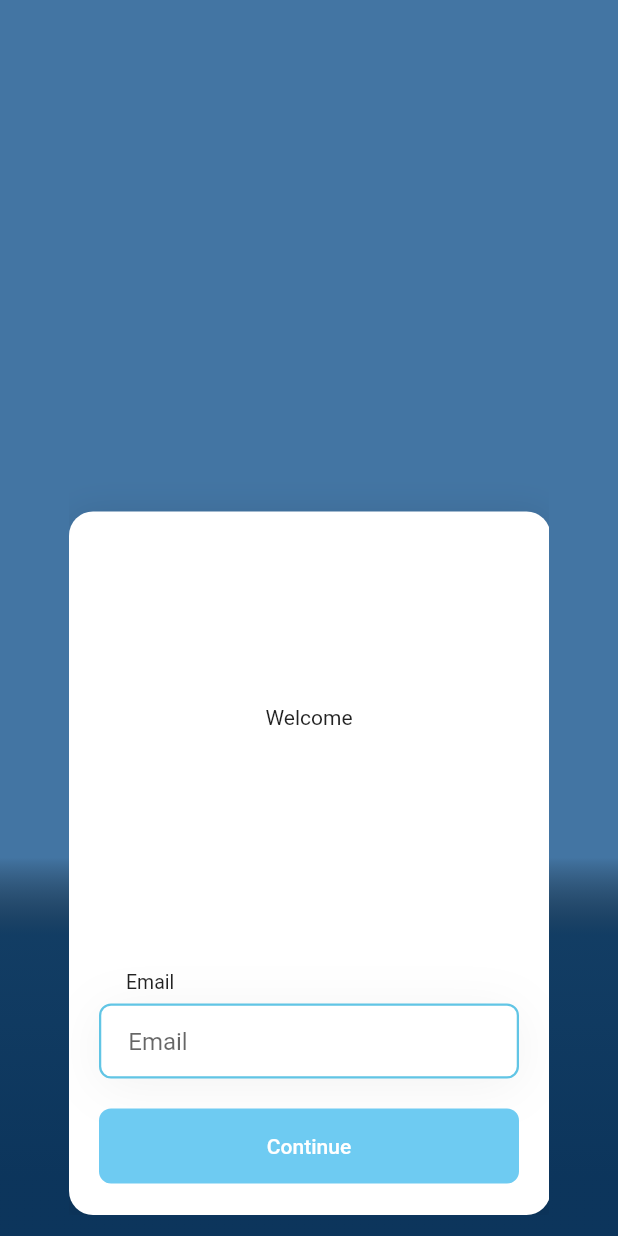
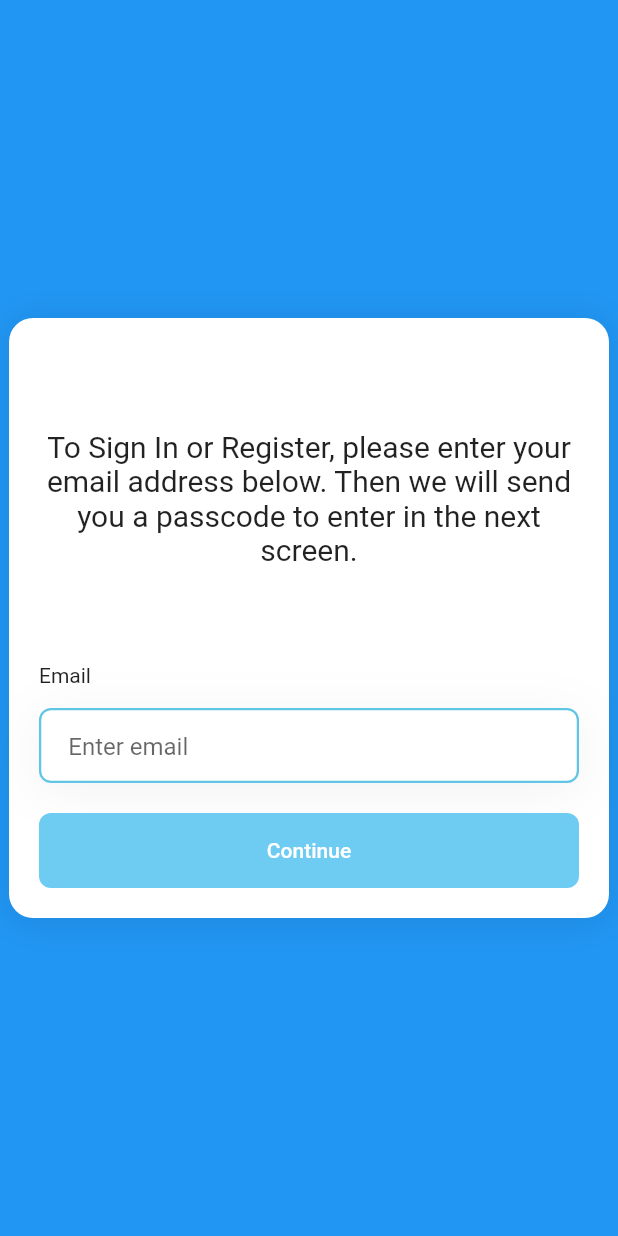
Before and after one commit to bookbot-kids/flutter_authentication, a Flutter app: the InputEmailWidget screen opened directly, on a phone screen of 412 x 824 dp. Run offline on Flutter 3.47's test engine with Material 2 defaults, Android fonts, the phone set to English and light mode, and no system bars; drawn by our look-alikes of auto_size_text, flutter_platform_widgets; our stand-ins replace logger, webview_flutter; missing offline and left inert: common_utils, robust_http.

Commit message:
Setup theme settings for widget

```diff
--- a/lib/input_email_widget.dart
+++ b/lib/input_email_widget.dart
@@ -7,35 +7,11 @@ import 'package:flutter_authentication/authentication_widget.dart';
 import 'package:flutter_authentication/themes.dart';
 import 'package:flutter_platform_widgets/flutter_platform_widgets.dart';
 
-class InputEmailTheme {
-  final TextStyle textFieldStyle;
-  final TextStyle labelTextStyle;
-  final Color background;
-  final TextStyle buttonStyle;
-
-  const InputEmailTheme({
-    this.textFieldStyle,
-    this.labelTextStyle,
-    this.background = const Color.fromARGB(255, 255, 255, 255),
-    this.buttonStyle,
-  });
-}
-
 class InputEmailWidget extends StatefulWidget {
-  final String placeholder;
-  final String buttonText;
-  final String titleText;
-  final String dialogActionText;
-  final InputEmailTheme theme;
-
-  const InputEmailWidget({
-    Key key,
-    this.placeholder = 'Email',
-    this.theme = const InputEmailTheme(),
-    this.buttonText = 'Continue',
-    this.titleText = 'Welcome',
-    this.dialogActionText = 'OK',
-  }) : super(key: key);
+  final AuthenticationThemeSettings themes;
+  const InputEmailWidget(
+      {Key key, this.themes = const AuthenticationThemeSettings()})
+      : super(key: key);
 
   @override
   State<StatefulWidget> createState() => InputEmailState();
@@ -58,41 +34,43 @@ class InputEmailState extends State<InputEmailWidget> {
       return;
     }
 
+    setState(() {
+      showLoading = true;
+    });
     var response = await AuthenticationService.shared.verifyEmail(email);
+
+    setState(() {
+      showLoading = false;
+    });
+
     if (response != null) {
-      Navigator.push(
-          context,
-          platformPageRoute(
-            context: context,
-            builder: (rootContext) => AuthenticationWidget(email: email),
-          ));
+      AuthenticationService.shared.startPasscodeScreen(context, email);
     } else {
       AuthenticationService.shared.errorNotifier.notify('Verify email error');
     }
   }
 
-  Widget _buildBox(bool isTablet) {
+  Widget _buildBox() {
     return Column(
-      mainAxisAlignment:
-          isTablet ? MainAxisAlignment.center : MainAxisAlignment.end,
+      mainAxisAlignment: MainAxisAlignment.center,
       crossAxisAlignment: CrossAxisAlignment.stretch,
       children: [
         Align(
           alignment: Alignment.topCenter,
           child: Container(
-            width: isTablet ? 450 : 320,
-            height: 500,
+            width: widget.themes.emailBoxSize,
+            height: widget.themes.emailBoxSize,
             child: Stack(
               alignment: Alignment.center,
               children: [
                 Positioned(
                   left: 0,
-                  top: 31,
-                  right: -1,
+                  top: 0,
+                  right: 0,
                   bottom: 0,
                   child: Container(
                     decoration: BoxDecoration(
-                      color: widget.theme.background,
+                      color: widget.themes.emailBoxColor,
                       boxShadow: [
                         Shadows.primaryShadow,
                       ],
@@ -103,41 +81,36 @@ class InputEmailState extends State<InputEmailWidget> {
                 ),
                 Positioned(
                   left: 20,
-                  top: 0,
+                  top: 20,
                   right: 20,
-                  bottom: 21,
+                  bottom: 20,
                   child: Column(
                     crossAxisAlignment: CrossAxisAlignment.stretch,
                     children: [
                       Expanded(
                         flex: 1,
                         child: Container(
-                          margin: EdgeInsets.only(left: 4, top: 6, right: 4),
                           child: Center(
                             child: AutoSizeText(
-                              widget.titleText,
+                              widget.themes.emailTitleText,
                               textAlign: TextAlign.center,
-                              maxLines: 6,
-                              style: widget.theme.labelTextStyle,
+                              style: widget.themes.emailTitleTextStyle,
                             ),
                           ),
                         ),
                       ),
                       Container(
-                        height: 78,
+                        height: 90,
                         margin: EdgeInsets.only(bottom: 20),
                         child: Column(
                           crossAxisAlignment: CrossAxisAlignment.stretch,
                           children: [
                             Container(
                               height: 15,
-                              margin:
-                                  EdgeInsets.only(left: 18, top: 6, right: 10),
-                              child: AutoSizeText(widget.placeholder,
+                              margin: EdgeInsets.only(top: 10, bottom: 10),
+                              child: Text(widget.themes.emailLabelText,
                                   textAlign: TextAlign.left,
-                                  maxLines: 1,
-                                  minFontSize: 0,
-                                  style: widget.theme.labelTextStyle),
+                                  style: widget.themes.emailLabelTextStyle),
                             ),
                             Spacer(),
                             Container(
@@ -162,7 +135,7 @@ class InputEmailState extends State<InputEmailWidget> {
                                 controller: textController,
                                 material: (_, target) => MaterialTextFieldData(
                                   decoration: InputDecoration(
-                                    hintText: widget.placeholder,
+                                    hintText: widget.themes.emailPlaceholder,
                                     contentPadding: EdgeInsets.only(
                                         left: 18, top: 0, right: 18, bottom: 0),
                                     border: InputBorder.none,
@@ -170,7 +143,7 @@ class InputEmailState extends State<InputEmailWidget> {
                                 ),
                                 cupertino: (_, target) =>
                                     CupertinoTextFieldData(
-                                  placeholder: widget.placeholder,
+                                  placeholder: widget.themes.emailPlaceholder,
                                   padding: EdgeInsets.only(
                                       left: 18, top: 0, right: 18, bottom: 0),
                                   decoration: BoxDecoration(
@@ -178,7 +151,7 @@ class InputEmailState extends State<InputEmailWidget> {
                                         width: 0.0, style: BorderStyle.none),
                                   ),
                                 ),
-                                style: widget.theme.textFieldStyle,
+                                style: widget.themes.emailTextFieldStyle,
                                 maxLines: 1,
                                 keyboardType: TextInputType.emailAddress,
                                 textInputAction: TextInputAction.send,
@@ -198,8 +171,7 @@ class InputEmailState extends State<InputEmailWidget> {
                                 width: double.infinity,
                                 height: double.infinity,
                                 child: FlatButton(
-                                  onPressed: () =>
-                                      this.onContinuePressed(context),
+                                  onPressed: () => onContinuePressed(context),
                                   color: Color.fromARGB(255, 110, 203, 242),
                                   shape: RoundedRectangleBorder(
                                     borderRadius:
@@ -208,11 +180,11 @@ class InputEmailState extends State<InputEmailWidget> {
                                   textColor: Color.fromARGB(255, 255, 255, 255),
                                   padding: EdgeInsets.all(0),
                                   child: AutoSizeText(
-                                    widget.buttonText,
+                                    widget.themes.emailButtonText,
                                     maxLines: 1,
                                     minFontSize: 0,
                                     textAlign: TextAlign.center,
-                                    style: widget.theme.buttonStyle,
+                                    style: widget.themes.emailButtonStyle,
                                   ),
                                 ),
                               ),
@@ -239,61 +211,26 @@ class InputEmailState extends State<InputEmailWidget> {
 
   @override
   Widget build(BuildContext context) {
-    bool isTablet = MediaQueryData.fromWindow(WidgetsBinding.instance.window)
-            .size
-            .shortestSide >=
-        600;
     return PlatformScaffold(
-        body: InkWell(
+        body: Material(
+            child: InkWell(
       onTap: () {
-              //  hide soft keyboard
-              FocusScope.of(context).requestFocus(new FocusNode());
+        FocusScope.of(context).requestFocus(FocusNode());
       },
-            child: Material(
       child: Container(
         constraints: BoxConstraints.expand(),
-                decoration: BoxDecoration(
-                  color: Color.fromARGB(255, 67, 117, 163),
-                ),
         child: Stack(
-                  alignment: Alignment.bottomCenter,
           children: [
             Positioned(
                 left: 0,
                 top: 0,
                 right: 0,
                 bottom: 0,
-                      child: Stack(
-                        alignment: Alignment.bottomCenter,
-                        children: [
-                          Positioned(
-                            left: 0,
-                            top: 0,
-                            right: 0,
-                            bottom: 0,
-                            child: Container(),
-                          ),
-                          Positioned(
-                            left: 0,
-                            right: 0,
-                            bottom: 0,
-                            child: Container(
-                              height: 700,
-                              decoration: BoxDecoration(
-                                gradient: Gradients.primaryGradient,
-                              ),
-                              child: Container(),
-                            ),
-                          ),
-                        ],
-                      ),
-                    ),
-                    Positioned(
-                        left: 0,
-                        right: 0,
-                        top: isTablet ? 14 : null,
-                        bottom: 14,
-                        child: _buildBox(isTablet)),
+                child: widget.themes.background ??
+                    Container(
+                      color: widget.themes.backgroundColor,
+                    )),
+            Positioned(child: _buildBox()),
           ],
         ),
       ),
--- a/lib/themes.dart
+++ b/lib/themes.dart
@@ -1,22 +1,37 @@
+import 'package:flutter/material.dart';
 import 'package:flutter/widgets.dart';
 
-class Gradients {
-  static const Gradient primaryGradient = LinearGradient(
-    begin: Alignment(0.5, 0.89162),
-    end: Alignment(0.5, 0),
-    stops: [
-      0,
-      0.5215,
-      0.68723,
-      1,
-    ],
-    colors: [
-      Color.fromARGB(230, 6, 46, 84),
-      Color.fromARGB(204, 6, 47, 84),
-      Color.fromARGB(0, 0, 0, 0),
-      Color.fromARGB(0, 0, 0, 0),
-    ],
-  );
+class AuthenticationThemeSettings {
+  final TextStyle emailTextFieldStyle;
+  final TextStyle emailLabelTextStyle;
+  final TextStyle emailTitleTextStyle;
+  final Color emailBoxColor;
+  final TextStyle emailButtonStyle;
+  final Widget background;
+  final Color backgroundColor;
+  final String emailPlaceholder;
+  final String emailButtonText;
+  final String emailTitleText;
+  final String emailLabelText;
+  final double emailBoxSize;
+
+  const AuthenticationThemeSettings({
+    this.emailTextFieldStyle,
+    this.emailLabelTextStyle,
+    this.emailTitleTextStyle = const TextStyle(
+      fontSize: 20,
+    ),
+    this.background,
+    this.emailBoxColor = Colors.white,
+    this.emailButtonStyle,
+    this.backgroundColor = Colors.blue,
+    this.emailPlaceholder = 'Enter email',
+    this.emailButtonText = 'Continue',
+    this.emailLabelText = 'Email',
+    this.emailTitleText =
+        'To Sign In or Register, please enter your email address below. Then we will send you a passcode to enter in the next screen.',
+    this.emailBoxSize = 400,
+  });
 }
 
 class Shadows {
```
Also changed, not shown: analysis_options.yaml (added, +54 -0 lines), lib/authentication_service.dart (+26 -7 lines), lib/authentication_widget.dart (+23 -24 lines). Lines whose indentation alone changed are shown as unchanged.
